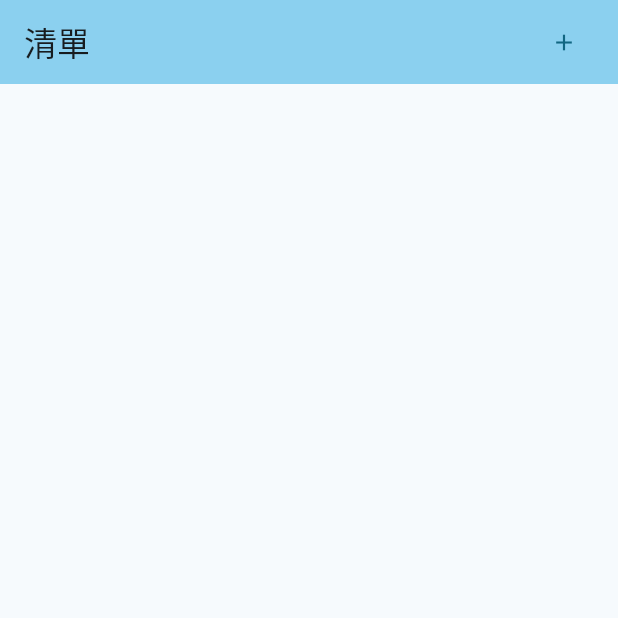
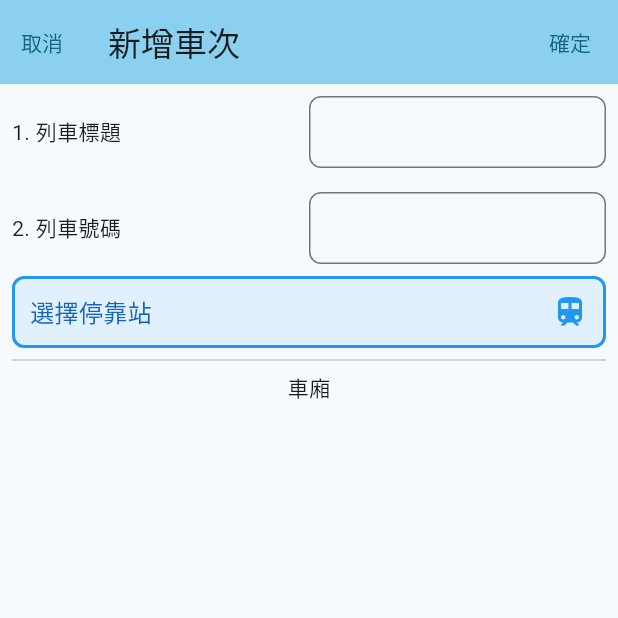
Before and after one commit to QuiverYang/check_table, a Flutter app: the TrainListPage screen opened directly, after a tap on the "add" icon, on a phone screen of 412 x 824 dp, the top half of it. Run offline on Flutter 3.47's test engine with Material 3 defaults, Android fonts, the light colour scheme and no system bars; drawn by our look-alikes of multi_select_flutter; our stand-ins replace shared_preferences; accounts and stored records are empty.

Commit message:
Add - train id saver

```diff
--- a/lib/data/constants.dart
+++ b/lib/data/constants.dart
@@ -1 +1,2 @@
 const keyOfTrainList = 'trains';
+const keyOfCurrentTrainId = 'current_train_id';
--- a/lib/data/loaders/train_list_loader.dart
+++ b/lib/data/loaders/train_list_loader.dart
@@ -23,13 +23,5 @@ class LocalTrainListLoader implements TrainListLoader {
       final json = jsonDecode(jsonString);
       return factory.fromJson(json);
     }).toList();
-    return [
-      TrainImp(
-        tables: [],
-        stopStations: [],
-        no: '777',
-        title: '777 次列車',
-      )
-    ];
   }
 }
--- a/lib/data/loaders/train_loader.dart
+++ b/lib/data/loaders/train_loader.dart
@@ -1,49 +1,18 @@
-import 'dart:math';
+import 'package:shared_preferences/shared_preferences.dart';
 
-import 'package:check_table/data/loaders/station_loader.dart';
-import 'package:check_table/models/train.dart';
-
-import '../../models/car_table.dart';
+import '../constants.dart';
 
 abstract class TrainLoader {
-  Future<TrainImp> load();
+  Future<String> load();
 }
 
 class LocalTrainLoader implements TrainLoader {
-  LocalTrainLoader({required this.stationLoader});
-
-  StationLoader stationLoader;
+  LocalTrainLoader();
 
   @override
-  Future<TrainImp> load() async {
-    //TODO: 假資料
-    await Future.delayed(const Duration(seconds: 2));
-    final table = ReservedCar.empty(
-        seatStartNo: 1, seatEndNo: 52, carNo: '777', shouldReverse: false);
-    final stations = await stationLoader.load();
-    final stationList =
-        getRandomEntries(stations, 5).values.map((e) => e).toList();
-    return TrainImp(
-      tables: [table],
-      stopStations: stationList,
-      no: '777',
-      title: '777 次列車 ${Random().nextInt(100)}',
-    );
+  Future<String> load() async {
+    final sp = await SharedPreferences.getInstance();
+    final result = sp.getString(keyOfCurrentTrainId);
+    return result ?? '';
   }
 }
-
-Map<K, V> getRandomEntries<K, V>(Map<K, V> map, int count) {
-  var rand = Random();
-  var keys = map.keys.toList();
-  var size = min(count, map.length);
-  Map<K, V> result = {};
-
-  for (int i = 0; i < size; i++) {
-    var index = rand.nextInt(keys.length);
-    var key = keys[index];
-    result[key] = map[key]!;
-    keys.removeAt(index); // 避免重复选择同一个键
-  }
-
-  return result;
-}
--- a/lib/data/repos/train_repo.dart
+++ b/lib/data/repos/train_repo.dart
@@ -1,20 +1,54 @@
+import 'package:check_table/data/loaders/train_list_loader.dart';
 import 'package:check_table/data/loaders/train_loader.dart';
+import 'package:check_table/data/savers/train_list_saver.dart';
+import 'package:check_table/data/savers/train_saver.dart';
 import 'package:check_table/models/train.dart';
 import 'package:flutter/foundation.dart';
 
 class TrainRepository extends ChangeNotifier {
-  TrainRepository({required TrainLoader loader}) : _loader = loader;
-  final TrainLoader _loader;
-
+  TrainRepository(
+      {required TrainListLoader trainListLoader,
+      required TrainLoader trainLoader,
+      required ListSaver<Train> trainListSaver,
+      required TrainSaver trainSaver})
+      : _trainListLoader = trainListLoader,
+        _trainIdLoader = trainLoader,
+        _trainListSaver = trainListSaver,
+        _trainSaver = trainSaver;
+  final TrainListLoader _trainListLoader;
+  final TrainLoader _trainIdLoader;
+  final ListSaver<Train> _trainListSaver;
+  final TrainSaver _trainSaver;
+  List<Train> trains = [];
   Train? get currentTrain => _currentTrain;
   Train? _currentTrain;
 
+  Future<List<Train>> loadTrainList() async {
+    trains = await _trainListLoader.load();
+    return trains;
+  }
+
   loadTrain() async {
-    setTrainAndNotify(await _loader.load());
+    final id = await _trainIdLoader.load();
+
+    for (final train in trains) {
+      if (train.id == id) {
+        _currentTrain = train;
+        setTrainAndNotify(train);
+        break;
+      }
+    }
+  }
+
+  Future<void> addTrain(Train train) async {
+    trains.add(train);
+    await _trainListSaver.save(trains);
+    notifyListeners();
   }
 
   setTrainAndNotify(Train newValue) {
     _currentTrain = newValue;
+    _trainSaver.save(newValue.id);
     notifyListeners();
   }
 }
--- a/lib/data/savers/train_list_saver.dart
+++ b/lib/data/savers/train_list_saver.dart
@@ -16,21 +16,23 @@ class LocalTrainListSaver implements ListSaver<Train> {
   Future<void> save(List<Train> trains) async {
     final List<Map<String, dynamic>> jsonList =
         trains.map((train) => train.toJson()).toList();
+    print(jsonList.length);
     SharedPreferencesSaverHelper()
         .saveListOfJsonToStringList(keyOfTrainList, jsonList);
   }
 }
 
 class SharedPreferencesSaverHelper {
-  Future<void> saveListOfJsonToStringList(
+  Future<bool> saveListOfJsonToStringList(
       String key, List<Map<String, dynamic>> jsonList) async {
     try {
       final jsonStrings = jsonList.map((json) => jsonEncode(json)).toList();
       final sp = await SharedPreferences.getInstance();
-      sp.setStringList(key, jsonStrings);
+      return sp.setStringList(key, jsonStrings);
     } catch (error) {
       print('save json list error: ');
       print(error);
     }
+    return false;
   }
 }
--- /dev/null
+++ b/lib/data/savers/train_saver.dart
@@ -0,0 +1,17 @@
+import 'package:shared_preferences/shared_preferences.dart';
+
+import '../constants.dart';
+
+abstract class TrainSaver {
+  Future<bool> save(String id);
+}
+
+class LocalTrainSaver implements TrainSaver {
+  LocalTrainSaver();
+
+  @override
+  Future<bool> save(String id) async {
+    final sp = await SharedPreferences.getInstance();
+    return await sp.setString(keyOfCurrentTrainId, id);
+  }
+}
--- a/lib/models/car_table.dart
+++ b/lib/models/car_table.dart
@@ -78,7 +78,11 @@ class ReservedCar extends CarTable {
       seatStartNo: json['seatStartNo'] ?? -1,
       seatEndNo: json['seatEndNo'] ?? -1,
       carNo: json['carNo'] ?? '',
-      seats: json['seats']?.map((s) => SeatFactory().fromJson(s)) ?? [],
+      seats: json['seats']
+              ?.map((s) => SeatFactory().fromJson(s as Map<String, dynamic>))
+              .toList()
+              .cast<Seat>() ??
+          [],
     );
   }
 }
--- /dev/null
+++ b/lib/presentation/views/add_train_page.dart
@@ -0,0 +1,174 @@
+import 'package:check_table/data/loaders/station_loader.dart';
+import 'package:check_table/data/loaders/train_loader.dart';
+import 'package:check_table/data/repos/train_repo.dart';
+import 'package:check_table/data/savers/train_list_saver.dart';
+import 'package:check_table/models/train.dart';
+import 'package:flutter/cupertino.dart';
+import 'package:flutter/material.dart';
+import 'package:flutter/widgets.dart';
+import 'package:multi_select_flutter/multi_select_flutter.dart';
+import 'package:provider/provider.dart';
+
+class AddTrainPage extends StatefulWidget {
+  const AddTrainPage({super.key});
+
+  @override
+  State<AddTrainPage> createState() => _AddTrainPageState();
+}
+
+class _AddTrainPageState extends State<AddTrainPage> {
+  List<Animal> _selectedAnimals = [];
+
+  @override
+  Widget build(BuildContext context) {
+    return Scaffold(
+      appBar: AppBar(
+        backgroundColor: Theme.of(context).colorScheme.inversePrimary,
+        title: const Text('新增車次'),
+        leading: TextButton(
+            onPressed: () {
+              Navigator.of(context).pop();
+            },
+            child: const Text('取消')),
+        actions: [
+          TextButton(
+              onPressed: () async {
+                //TODO: 填寫的train
+                final repo =
+                    Provider.of<TrainRepository>(context, listen: false);
+                final train = await TrainImp.test();
+                await repo.addTrain(train);
+                if (mounted) {
+                  Navigator.of(context).pop();
+                }
+              },
+              child: const Text('確定')),
+        ],
+      ),
+      body: Padding(
+        padding: const EdgeInsets.symmetric(horizontal: 8.0),
+        child: Column(
+          children: [
+            TextInputCell(
+              title: '1. 列車標題',
+              onChanged: (newValue) {},
+            ),
+            TextInputCell(
+              title: '2. 列車號碼',
+              onChanged: (newValue) {},
+            ),
+            MultiSelectDialogField(
+              items: _items,
+              title: const Text("停靠站"),
+              selectedColor: Colors.blue,
+              decoration: BoxDecoration(
+                color: Colors.blue.withOpacity(0.1),
+                borderRadius: const BorderRadius.all(Radius.circular(8)),
+                border: Border.all(
+                  color: Colors.blue,
+                  width: 2,
+                ),
+              ),
+              buttonIcon: const Icon(
+                Icons.train,
+                color: Colors.blue,
+              ),
+              buttonText: Text(
+                "選擇停靠站",
+                style: TextStyle(
+                  color: Colors.blue[800],
+                  fontSize: 16,
+                ),
+              ),
+              onConfirm: (results) {
+                //_selectedAnimals = results;
+                print(results);
+              },
+            ),
+            const Divider(),
+            Text('車廂'),
+          ],
+        ),
+      ),
+    );
+  }
+}
+
+class TextInputCell extends StatelessWidget {
+  const TextInputCell({
+    this.title = '',
+    this.onChanged,
+    super.key,
+  });
+  final String title;
+  final void Function(String)? onChanged;
+  @override
+  Widget build(BuildContext context) {
+    return Padding(
+      padding: const EdgeInsets.symmetric(vertical: 8.0),
+      child: Row(
+        mainAxisAlignment: MainAxisAlignment.spaceBetween,
+        children: [
+          Expanded(flex: 1, child: Text(title)),
+          Expanded(
+            flex: 1,
+            child: TextField(
+              onChanged: onChanged,
+              decoration: InputDecoration(
+                // 设置边框样式
+                border: OutlineInputBorder(
+                  // 设置圆角
+                  borderRadius: BorderRadius.circular(8.0),
+                ),
+                contentPadding: EdgeInsets.symmetric(horizontal: 8.0),
+              ),
+            ),
+          ),
+        ],
+      ),
+    );
+  }
+}
+
+class Animal {
+  final int id;
+  final String name;
+
+  Animal({
+    required this.id,
+    required this.name,
+  });
+}
+
+List<Animal> _animals = [
+  Animal(id: 1, name: "Lion"),
+  Animal(id: 2, name: "Flamingo"),
+  Animal(id: 3, name: "Hippo"),
+  Animal(id: 4, name: "Horse"),
+  Animal(id: 5, name: "Tiger"),
+  Animal(id: 6, name: "Penguin"),
+  Animal(id: 7, name: "Spider"),
+  Animal(id: 8, name: "Snake"),
+  Animal(id: 9, name: "Bear"),
+  Animal(id: 10, name: "Beaver"),
+  Animal(id: 11, name: "Cat"),
+  Animal(id: 12, name: "Fish"),
+  Animal(id: 13, name: "Rabbit"),
+  Animal(id: 14, name: "Mouse"),
+  Animal(id: 15, name: "Dog"),
+  Animal(id: 16, name: "Zebra"),
+  Animal(id: 17, name: "Cow"),
+  Animal(id: 18, name: "Frog"),
+  Animal(id: 19, name: "Blue Jay"),
+  Animal(id: 20, name: "Moose"),
+  Animal(id: 21, name: "Gecko"),
+  Animal(id: 22, name: "Kangaroo"),
+  Animal(id: 23, name: "Shark"),
+  Animal(id: 24, name: "Crocodile"),
+  Animal(id: 25, name: "Owl"),
+  Animal(id: 26, name: "Dragonfly"),
+  Animal(id: 27, name: "Dolphin"),
+];
+final _items = _animals
+    .map((animal) => MultiSelectItem<Animal>(animal, animal.name))
+    .toList();
--- a/lib/presentation/views/train_list_page.dart
+++ b/lib/presentation/views/train_list_page.dart
@@ -17,22 +17,18 @@ class TrainListPage extends StatefulWidget {
 }
 
 class _TrainListPageState extends State<TrainListPage> {
-  List<Train> trains = [];
-
   @override
   void initState() {
     super.initState();
-    widget.trainListLoader.load().then((value) {
-      setState(() {
-        trains = value;
-      });
+    final repo = Provider.of<TrainRepository>(context, listen: false);
+    repo.loadTrainList().then((value) {
+      setState(() {});
     });
   }
 
   @override
   Widget build(BuildContext context) {
     final trainRepo = context.watch<TrainRepository>();
-
     return Scaffold(
       appBar: AppBar(
         backgroundColor: Theme.of(context).colorScheme.inversePrimary,
@@ -44,17 +40,18 @@ class _TrainListPageState extends State<TrainListPage> {
                 icon: const Icon(Icons.add),
                 onPressed: () async {
                   //TODO: 新增車次 表單
-                  final trainLoader = LocalTrainLoader(
-                      stationLoader: LocalTrainStationLoader());
-                  final train = await trainLoader.load();
-                  setState(() {
-                    trains.add(train);
-                  });
+                  await Navigator.of(context).pushNamed('/AddTrainPage');
+                  setState(() {});
                 },
               ))
         ],
       ),
-      body: ListView.builder(
+      body: FutureBuilder(
+          future: trainRepo.loadTrainList(),
+          builder: (context, snapshot) {
+            final trains = trainRepo.trains;
+            if (snapshot.hasData) {
+              return ListView.builder(
                 itemCount: trains.length,
                 itemBuilder: (cxt, index) {
                   return ListTile(
@@ -66,7 +63,15 @@ class _TrainListPageState extends State<TrainListPage> {
                     },
                   );
                 },
-      ),
+              );
+            } else if (snapshot.hasError) {
+              return Center(
+                child: Text(snapshot.error.toString()),
+              );
+            } else {
+              return const Center(child: CircularProgressIndicator());
+            }
+          }),
     );
   }
 }
```
Also changed, not shown: lib/main.dart (+33 -18 lines), lib/models/train.dart (+49 -6 lines), pubspec.yaml (+5 -4 lines). Lines whose indentation alone changed are shown as unchanged.
